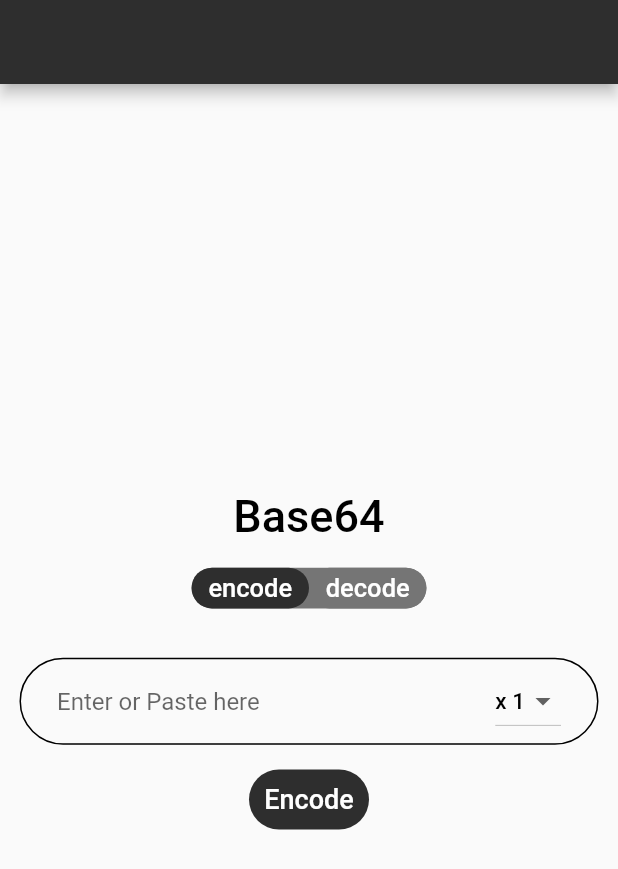
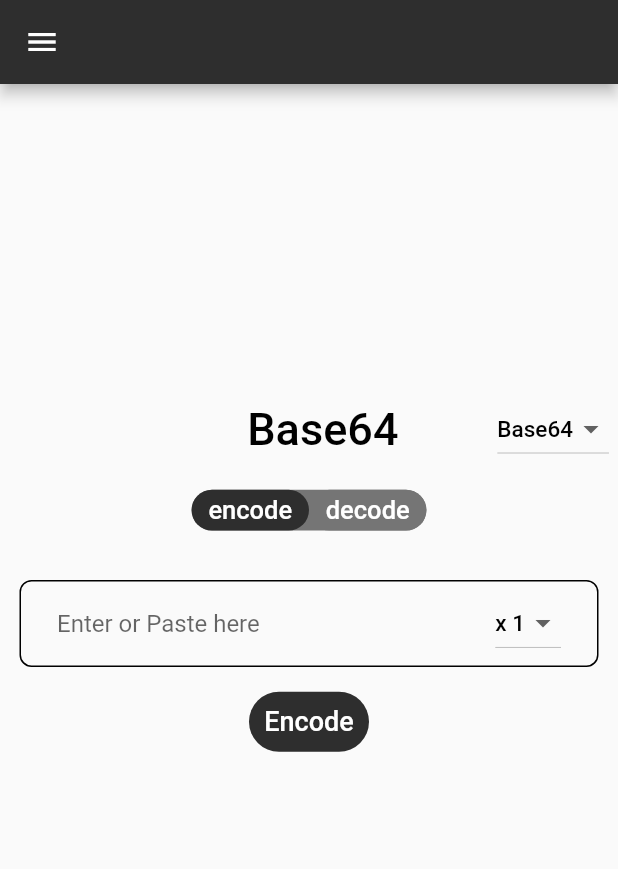
Before and after one commit to narayann7/convertor-X, a Flutter app: the Base64 screen opened directly, on a phone screen of 412 x 824 dp. Shown: the top 869 px of the screen. Run offline on Flutter 3.47's test engine with Material 2 defaults, Android fonts, the phone set to English and light mode, and no system bars; our stand-ins replace fluttertoast, google_fonts; missing offline and left inert: base32; Roboto replaces fonts that are missing (Sen).

Commit message:
added base 32

```diff
--- a/lib/main.dart
+++ b/lib/main.dart
@@ -1,5 +1,5 @@
 import 'package:flutter/material.dart';
-import 'package:just_convert_it/view/screen/encoding_decoding/base64.dart';
+
 import 'package:just_convert_it/view/screen/root_screen.dart';
 
 void main() {
--- a/lib/view/more_than_ones/more_thyan_ones.dart
+++ b/lib/view/more_than_ones/more_thyan_ones.dart
@@ -2,6 +2,7 @@ import 'package:flutter/material.dart';
 import 'package:google_fonts/google_fonts.dart';
 import 'package:just_convert_it/models/all_constants.dart';
 import 'package:just_convert_it/view/screen/encoding_decoding/base64.dart';
+import 'package:just_convert_it/view/screen/root_screen.dart';
 
 Widget text(
     {String? content,
@@ -21,7 +22,10 @@ Widget drawerElement(BuildContext context)
           mainAxisAlignment: MainAxisAlignment.center,
           children: [
             GestureDetector(
-              onTap: () {},
+              onTap: () {
+                  Navigator.of(context).pushReplacement(
+                    MaterialPageRoute(builder: (c) => RootSc()));
+              },
               child: Container(
                 height: 40,
                 width: 80,
--- a/lib/view/screen/encoding_decoding/base64.dart
+++ b/lib/view/screen/encoding_decoding/base64.dart
@@ -3,7 +3,6 @@ import 'package:just_convert_it/models/all_constants.dart';
 import 'package:just_convert_it/models/encoding_decoding.dart';
 import 'package:just_convert_it/view/more_than_ones/dialogboxs.dart';
 import 'package:just_convert_it/view/more_than_ones/more_thyan_ones.dart';
-
 
 class Base64 extends StatefulWidget {
   Base64({Key? key}) : super(key: key);
@@ -18,6 +17,7 @@ class _Base64State extends State<Base64> {
   bool ec = true;
   var hint = "x 1";
 
+  var titile = "Base64";
 
   @override
   Widget build(BuildContext context) {
@@ -27,16 +27,39 @@ class _Base64State extends State<Base64> {
       },
       child: Scaffold(
         // resizeToAvoidBottomInset: false,
+        drawer: Drawer(child: drawerElement(context)),
         appBar: AppBar(
           backgroundColor: d6,
         ),
-        body: Container(
-          alignment: Alignment.center,
-          child: SingleChildScrollView(
+        body: SingleChildScrollView(
           child: Column(
-              mainAxisAlignment: MainAxisAlignment.center,
             children: [
-                text(c: b, content: "Base64", size: 30),
+              SizedBox(
+                height: MediaQuery.of(context).size.height * 0.25,
+              ),
+              Row(
+                // mainAxisAlignment:MainAxisAlignment.center,
+                children: [
+                   SizedBox(width: MediaQuery.of(context).size.width * 0.4,),
+                  text(c: b, content: titile, size: 30),
+                SizedBox(width: MediaQuery.of(context).size.width * 0.16,),
+                  DropdownButton<String>(
+                    hint: text(c: b, content: titile, size: 15),
+                    items: <String>["Base64", "Base32"].map((String value) {
+                      return DropdownMenuItem<String>(
+                        onTap: () {
+                          setState(() {
+                            titile = value;
+                          });
+                        },
+                        value: value,
+                        child: text(c: b, content: value, size: 15),
+                      );
+                    }).toList(),
+                    onChanged: (_) {},
+                  ),
+                ],
+              ),
               SizedBox(
                 height: MediaQuery.of(context).size.height * 0.02,
               ),
@@ -99,7 +122,7 @@ class _Base64State extends State<Base64> {
                   decoration: BoxDecoration(
                     border: Border.all(
                         color: Colors.black, style: BorderStyle.solid),
-                      borderRadius: BorderRadius.circular(30),
+                    borderRadius: BorderRadius.circular(8),
                   ),
                   child: ListTile(
                     trailing: DropdownButton<String>(
@@ -140,7 +163,9 @@ class _Base64State extends State<Base64> {
               GestureDetector(
                 onTap: () {
                   FocusScope.of(context).unfocus();
+
                   if (ec == true) {
+                    if (int.parse(titile[titile.length - 1]) == 4) {
                       showData(
                           context,
                           EncodeDecode.base64Encoder(
@@ -148,10 +173,22 @@ class _Base64State extends State<Base64> {
                     } else {
                       showData(
                           context,
+                          EncodeDecode.base32Encoder(
+                              en, int.parse(hint[hint.length - 1])));
+                    }
+                  } else {
+                    if (int.parse(titile[titile.length - 1]) == 4) {
+                      showData(
+                          context,
                           EncodeDecode.base64Decoder(
                               en, int.parse(hint[hint.length - 1])));
+                    } else {
+                      showData(
+                          context,
+                          EncodeDecode.base32Decoder(
+                              en, int.parse(hint[hint.length - 1])));
                     }
-
+                  }
                 },
                 child: Container(
                   height: 40,
@@ -169,7 +206,6 @@ class _Base64State extends State<Base64> {
           ),
         ),
       ),
-      ),
     );
   }
 }
--- a/pubspec.yaml
+++ b/pubspec.yaml
@@ -29,7 +29,6 @@ dependencies:
   # Use with the CupertinoIcons class for iOS style icons.
   cupertino_icons: ^1.0.2
   crypto: ^3.0.1
-  base85: ^1.0.2
   google_fonts: ^2.1.0
   base32: ^2.0.0
   fluttertoast: ^8.0.8
```
Also changed, not shown: lib/dump.dart (+0 -41 lines), lib/models/encoding_decoding.dart (+19 -0 lines), lib/view/screen/root_screen.dart (line endings or trailing spaces), pubspec.lock. Lines whose indentation alone changed are shown as unchanged.
